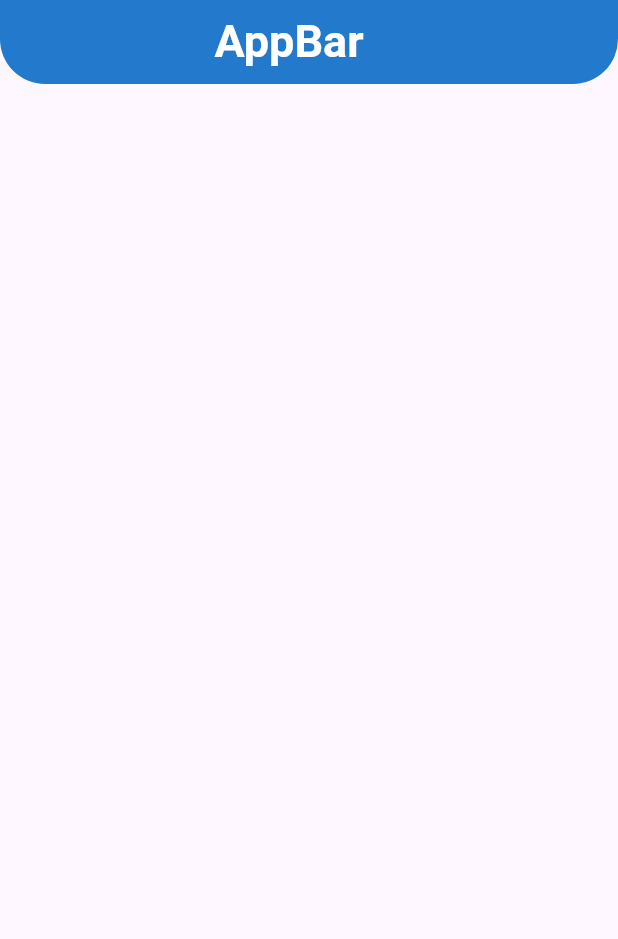
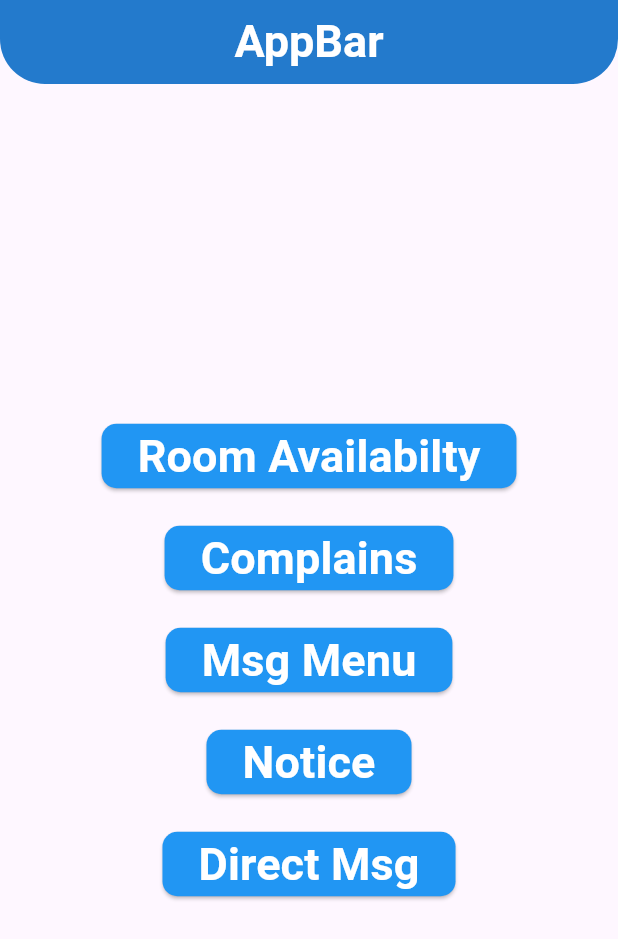
Before and after one commit to NaVindu0315/Hostel-Management-UI, a Flutter app: the screen it shows after launch, on a phone screen of 412 x 824 dp. Shown: the top 939 px of the screen. Run offline on Flutter 3.47's test engine with Material 3 defaults, Android fonts, the phone set to English and light mode, and no system bars.

Commit message:
dashboard

```diff
--- a/lib/Dashboard.dart
+++ b/lib/Dashboard.dart
@@ -31,13 +31,151 @@ class _DashState extends State<Dash> {
         ),
         leading: null,
         actions: <Widget>[],
-        title: Text(
-          '                 AppBar',
-          style: TextStyle(
-              fontSize: 30.0, fontWeight: FontWeight.bold, color: Colors.white),
+        title: Center(
+          child: Text(
+            'AppBar',
+            style: TextStyle(
+                fontSize: 30.0,
+                fontWeight: FontWeight.bold,
+                color: Colors.white),
+          ),
         ),
         backgroundColor: Color(0xff237ACC),
       ),
+      body: Column(children: [
+        Spacer(),
+        Row(
+          children: [
+            Spacer(),
+            ElevatedButton(
+              style: ElevatedButton.styleFrom(
+                primary: Colors.blue,
+                onPrimary: Colors.white,
+                shape: RoundedRectangleBorder(
+                  borderRadius: BorderRadius.circular(10), // border radius
+                ),
+              ),
+              onPressed: () {
+                // button press action
+              },
+              child: Text(
+                'Room Availabilty',
+                style: TextStyle(fontSize: 30.0, fontWeight: FontWeight.bold),
+              ),
+            ),
+            Spacer(),
+          ],
+        ),
+        SizedBox(
+          height: 20.0,
+        ),
+
+        ///complains
+        Row(
+          children: [
+            Spacer(),
+            ElevatedButton(
+              style: ElevatedButton.styleFrom(
+                primary: Colors.blue,
+                onPrimary: Colors.white,
+                shape: RoundedRectangleBorder(
+                  borderRadius: BorderRadius.circular(10), // border radius
+                ),
+              ),
+              onPressed: () {
+                // button press action
+              },
+              child: Text(
+                'Complains',
+                style: TextStyle(fontSize: 30.0, fontWeight: FontWeight.bold),
+              ),
+            ),
+            Spacer(),
+          ],
+        ),
+        SizedBox(
+          height: 20.0,
+        ),
+
+        ///msg menu
+        Row(
+          children: [
+            Spacer(),
+            ElevatedButton(
+              style: ElevatedButton.styleFrom(
+                primary: Colors.blue,
+                onPrimary: Colors.white,
+                shape: RoundedRectangleBorder(
+                  borderRadius: BorderRadius.circular(10), // border radius
+                ),
+              ),
+              onPressed: () {
+                // button press action
+              },
+              child: Text(
+                'Msg Menu',
+                style: TextStyle(fontSize: 30.0, fontWeight: FontWeight.bold),
+              ),
+            ),
+            Spacer(),
+          ],
+        ),
+        SizedBox(
+          height: 20.0,
+        ),
+
+        ///Notice
+        Row(
+          children: [
+            Spacer(),
+            ElevatedButton(
+              style: ElevatedButton.styleFrom(
+                primary: Colors.blue,
+                onPrimary: Colors.white,
+                shape: RoundedRectangleBorder(
+                  borderRadius: BorderRadius.circular(10), // border radius
+                ),
+              ),
+              onPressed: () {
+                // button press action
+              },
+              child: Text(
+                'Notice',
+                style: TextStyle(fontSize: 30.0, fontWeight: FontWeight.bold),
+              ),
+            ),
+            Spacer(),
+          ],
+        ),
+        SizedBox(
+          height: 20.0,
+        ),
+
+        ///direct msg
+        Row(
+          children: [
+            Spacer(),
+            ElevatedButton(
+              style: ElevatedButton.styleFrom(
+                primary: Colors.blue,
+                onPrimary: Colors.white,
+                shape: RoundedRectangleBorder(
+                  borderRadius: BorderRadius.circular(10), // border radius
+                ),
+              ),
+              onPressed: () {
+                // button press action
+              },
+              child: Text(
+                'Direct Msg',
+                style: TextStyle(fontSize: 30.0, fontWeight: FontWeight.bold),
+              ),
+            ),
+            Spacer(),
+          ],
+        ),
+        Spacer(),
+      ]),
     );
   }
 }
```
